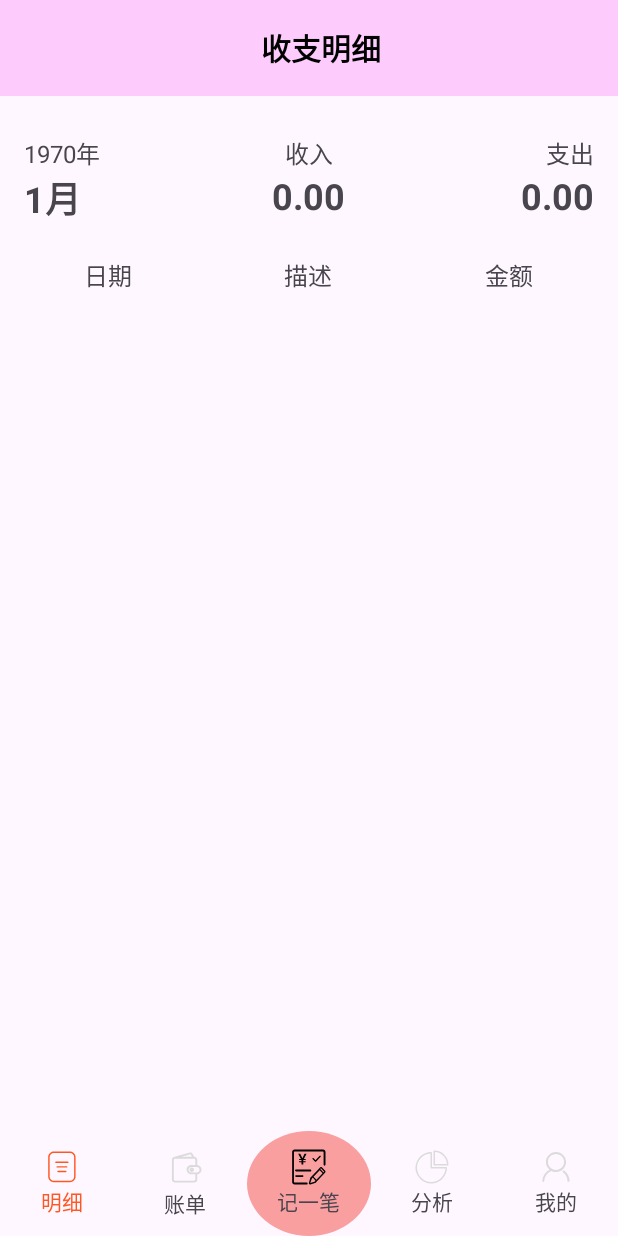
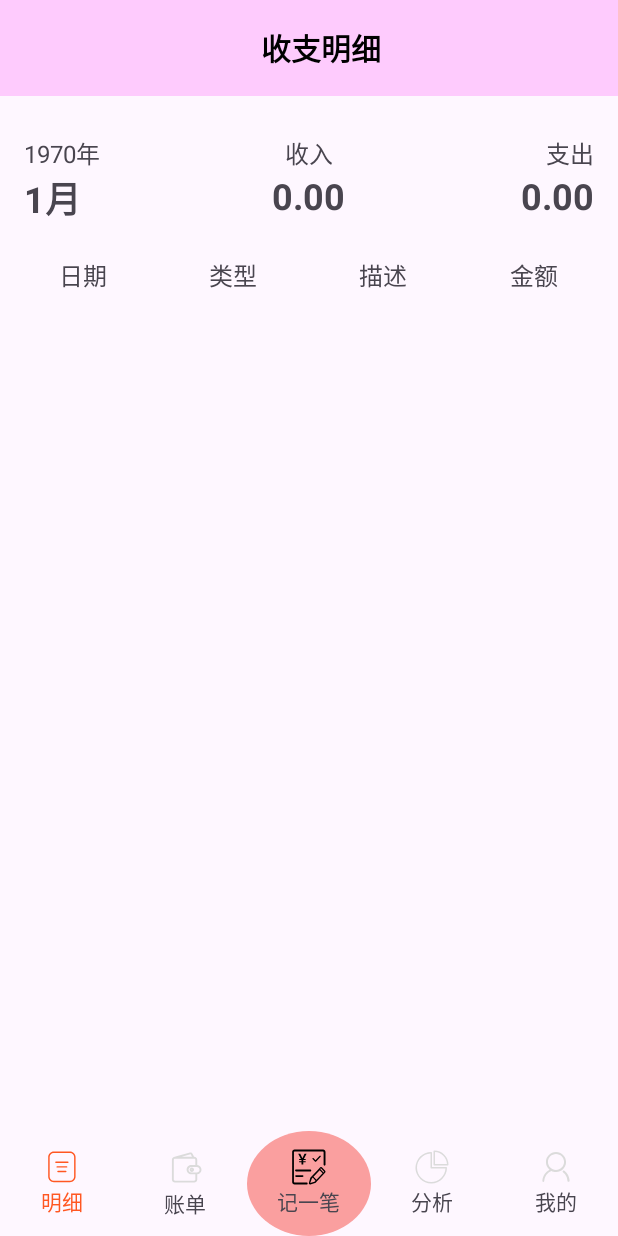
Before and after one commit to DMUGZT/Android_main, an Android app: the DetailsFragment screen opened directly, with no data from a screen before it, on a phone screen of 412 x 824 dp. Run offline under Robolectric (Android 15) with nearby library versions, the phone set to English and light mode, and no system bars; 4 statements that could not run were skipped.

Commit message:
修改明细、记一笔

```diff
--- a/app/src/main/java/com/example/test/DetailsFragment.java
+++ b/app/src/main/java/com/example/test/DetailsFragment.java
@@ -1,7 +1,6 @@
 package com.example.test;
 
 import android.annotation.SuppressLint;
-import android.content.Context;
 import android.database.Cursor;
 import android.os.Bundle;
 import android.view.LayoutInflater;
@@ -15,29 +14,25 @@ import androidx.recyclerview.widget.RecyclerView;
 
 import com.example.test.database.DatabaseHelper;
 import com.example.test.database.IncomeDAO;
-import com.example.test.database.UserDAO;
 import com.example.test.utils.UserSessionManager;
 
 import java.util.ArrayList;
-
 
 public class DetailsFragment extends Fragment {
 
     private RecyclerView recyclerView;
     private Detail_TransactionAdapter adapter;
     private ArrayList<Detail_Transaction> transactionList;
-    private UserSessionManager usersessionmanager;
+    private UserSessionManager sessionManager;
     private IncomeDAO incomeDAO;
-    private UserDAO userDAO;
-    private UserSessionManager sessionManager;
     private double incomeTotal;
     private double paymentTotal;
     private TextView incomeTextView;
     private TextView paymentTextView;
+
     @Override
     public View onCreateView(LayoutInflater inflater, ViewGroup container, Bundle savedInstanceState) {
         super.onCreate(savedInstanceState);
-
 
         View view = inflater.inflate(R.layout.fragment_details, container, false);
         incomeDAO = new IncomeDAO(getContext());
@@ -47,14 +42,25 @@ public class DetailsFragment extends Fragment {
         incomeTextView = view.findViewById(R.id.income_month);
         paymentTextView = view.findViewById(R.id.payment);
 
-        DatabaseHelper dbHelper = new DatabaseHelper(getActivity());
+        transactionList = new ArrayList<>();
+        adapter = new Detail_TransactionAdapter(transactionList);
+        recyclerView.setAdapter(adapter);
 
-//        Test_Database test = new Test_Database(dbHelper);
-//        test.insertTestData();
-        transactionList = new ArrayList<>();
+        loadData();
+        return view;
+    }
+    public void onResume() {
+        super.onResume();
+        loadData();
+        // 设置 UI 元素或加载数据
+    }
+    private void loadData() {
         String userId = sessionManager.getUserId();
         Cursor cursor = incomeDAO.getIncomeById(Integer.parseInt(userId));
-//        Cursor cursor = dbHelper.getAllTransactions();
+
+        transactionList.clear();
+        incomeTotal = 0.0;
+        paymentTotal = 0.0;
 
         if (cursor.moveToFirst()) {
             do {
@@ -70,6 +76,7 @@ public class DetailsFragment extends Fragment {
             } while (cursor.moveToNext());
         }
         cursor.close();
+
         for (Detail_Transaction transaction : transactionList) {
             if ("入账".equals(transaction.getCategory())) {
                 incomeTotal += transaction.getAmount();
@@ -80,10 +87,10 @@ public class DetailsFragment extends Fragment {
 
         incomeTextView.setText(String.format("%.2f", incomeTotal));
         paymentTextView.setText(String.format("%.2f", paymentTotal));
-        // Set up adapter
-        adapter = new Detail_TransactionAdapter(transactionList);
-        recyclerView.setAdapter(adapter);
+        adapter.notifyDataSetChanged();
+    }
 
-        return view;
+    public void refreshData() {
+        loadData();
     }
 }
--- a/app/src/main/java/com/example/test/MainActivity.java
+++ b/app/src/main/java/com/example/test/MainActivity.java
@@ -38,10 +38,10 @@ public class MainActivity extends AppCompatActivity {
         detailsText.setTextColor(getResources().getColor(R.color.selected_color));
 
         // 添加碎片
-        getSupportFragmentManager().beginTransaction().add(R.id.layout, billsFragment).commit();
-        getSupportFragmentManager().beginTransaction().add(R.id.layout, detailsFragment).commit();
-        getSupportFragmentManager().beginTransaction().add(R.id.layout, myFragment).commit();
-        getSupportFragmentManager().beginTransaction().add(R.id.layout, cartFragment).commit();
+        getSupportFragmentManager().beginTransaction().add(R.id.layout, billsFragment, "bills_fragment_tag").commit();
+        getSupportFragmentManager().beginTransaction().add(R.id.layout, detailsFragment, "details_fragment_tag").commit();
+        getSupportFragmentManager().beginTransaction().add(R.id.layout, myFragment, "my_fragment_tag").commit();
+        getSupportFragmentManager().beginTransaction().add(R.id.layout, cartFragment, "cart_fragment_tag").commit();
 
         getSupportFragmentManager().beginTransaction().show(detailsFragment).hide(myFragment).hide(cartFragment).hide(billsFragment).commit();
 
--- a/app/src/main/res/layout/fragment_details.xml
+++ b/app/src/main/res/layout/fragment_details.xml
@@ -123,7 +123,14 @@
             android:gravity="center"
             android:text="日期"
             android:textSize="16sp" />
-
+        <TextView
+            android:id="@+id/textViewMoneyType"
+            android:layout_width="wrap_content"
+            android:layout_height="wrap_content"
+            android:layout_weight="1"
+            android:gravity="center"
+            android:text="类型"
+            android:textSize="16sp" />
         <TextView
             android:id="@+id/textViewDescription"
             android:layout_width="wrap_content"
@@ -132,7 +139,6 @@
             android:gravity="center"
             android:text="描述"
             android:textSize="16sp" />
-
         <TextView
             android:id="@+id/textViewAmount"
             android:layout_width="wrap_content"
```
Also changed, not shown: app/src/main/java/com/example/test/Detail_TransactionAdapter.java (+3 -1 lines), app/src/main/java/com/example/test/RecordActivity.java (+17 -3 lines), app/src/main/res/layout/item_transaction.xml (+10 -1 lines).
